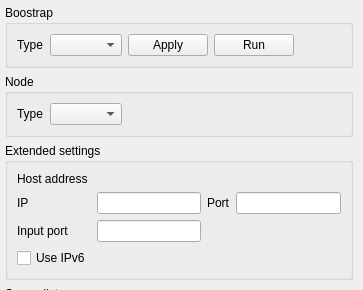
This is src/ui/configurator.ui in CREDITSCOM/configurator as Qt 5 draws it before an edit. The edited form follows.
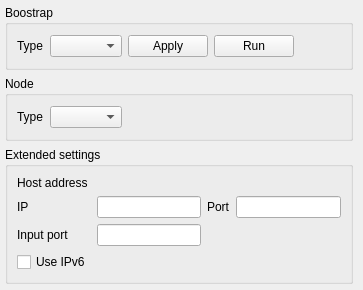
This is the edited form.

Commit message: Add base style as concept

What changed in the file:
```diff
--- a/src/ui/configurator.ui
+++ b/src/ui/configurator.ui
@@ -48,8 +48,8 @@
       </property>
       <property name="minimumSize">
        <size>
-        <width>0</width>
-        <height>0</height>
+        <width>348</width>
+        <height>65</height>
        </size>
       </property>
       <property name="title">
@@ -69,14 +69,20 @@
           <widget class="QComboBox" name="boostrapTypeBox">
            <property name="minimumSize">
             <size>
-             <width>0</width>
-             <height>0</height>
+             <width>72</width>
+             <height>22</height>
             </size>
            </property>
           </widget>
          </item>
          <item>
           <widget class="QPushButton" name="applyButton">
+           <property name="minimumSize">
+            <size>
+             <width>80</width>
+             <height>21</height>
+            </size>
+           </property>
            <property name="text">
             <string>Apply</string>
            </property>
@@ -84,6 +90,12 @@
          </item>
          <item>
           <widget class="QPushButton" name="runButton">
+           <property name="minimumSize">
+            <size>
+             <width>80</width>
+             <height>21</height>
+            </size>
+           </property>
            <property name="text">
             <string>Run</string>
            </property>
@@ -109,6 +121,12 @@
     </item>
     <item>
      <widget class="QGroupBox" name="nodeTypeBox">
+      <property name="minimumSize">
+       <size>
+        <width>348</width>
+        <height>65</height>
+       </size>
+      </property>
       <property name="title">
        <string>Node</string>
       </property>
@@ -130,6 +148,12 @@
              <verstretch>0</verstretch>
             </sizepolicy>
            </property>
+           <property name="minimumSize">
+            <size>
+             <width>72</width>
+             <height>22</height>
+            </size>
+           </property>
            <property name="layoutDirection">
             <enum>Qt::LeftToRight</enum>
            </property>
```
The commit also changes 2 other files.
